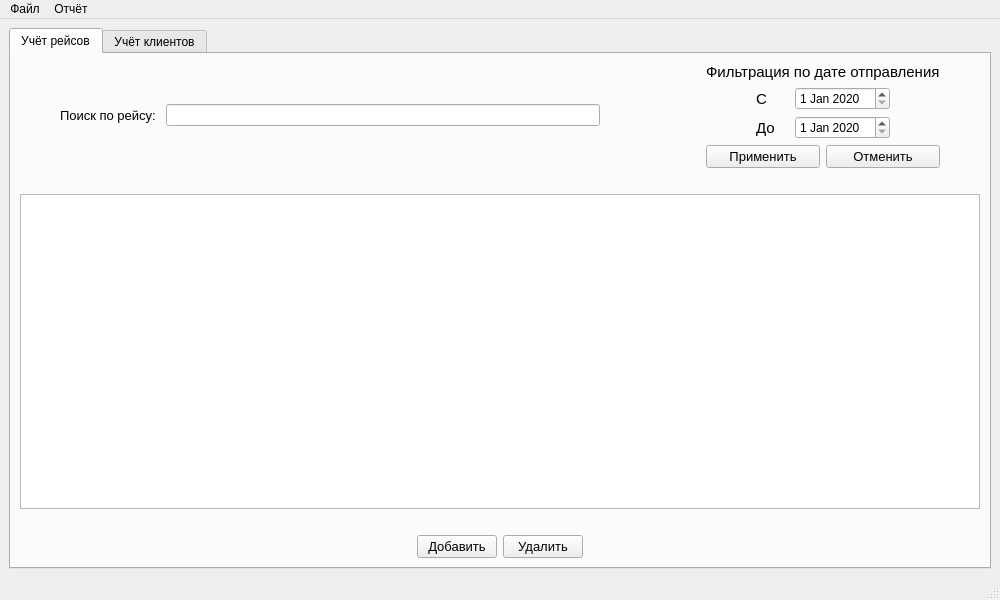
This is mainwindow.ui in VladRoven/Qt-project-railway-station as Qt 5 draws it before an edit. The edited form follows.
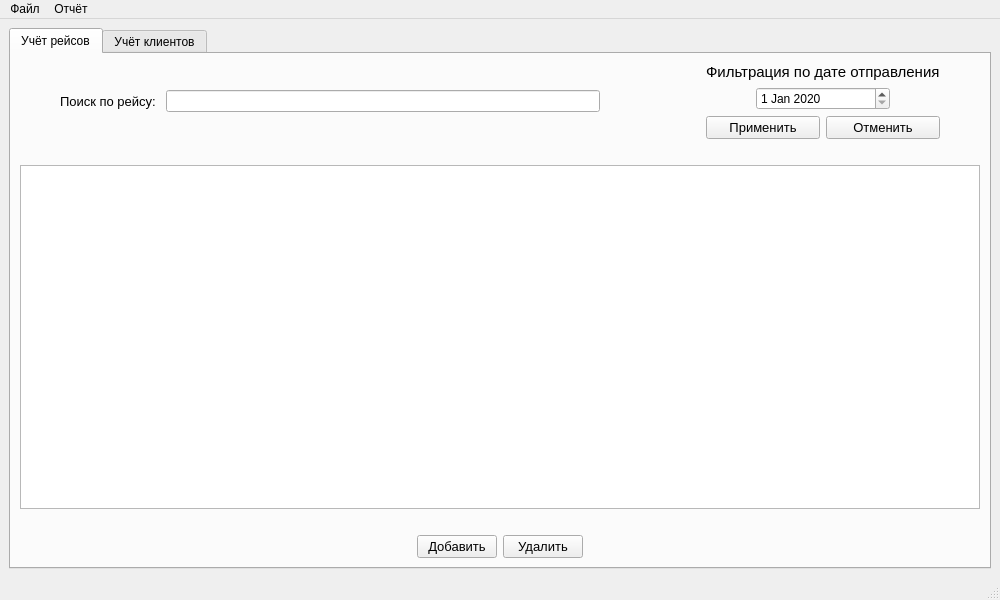
This is the edited form.

Patch:
```diff
--- a/mainwindow.ui
+++ b/mainwindow.ui
@@ -114,19 +114,7 @@
                <number>50</number>
               </property>
               <item>
-               <widget class="QLabel" name="label_3">
-                <property name="font">
-                 <font>
-                  <pointsize>11</pointsize>
-                 </font>
-                </property>
-                <property name="text">
-                 <string>С</string>
-                </property>
-               </widget>
-              </item>
-              <item>
-               <widget class="QDateEdit" name="date_from">
+               <widget class="QDateEdit" name="filter_date">
                 <property name="dateTime">
                  <datetime>
                   <hour>0</hour>
@@ -137,6 +125,13 @@
                   <day>1</day>
                  </datetime>
                 </property>
+                <property name="minimumDate">
+                 <date>
+                  <year>2020</year>
+                  <month>1</month>
+                  <day>1</day>
+                 </date>
+                </property>
                </widget>
               </item>
              </layout>
@@ -149,35 +144,6 @@
               <property name="rightMargin">
                <number>50</number>
               </property>
-              <item>
-               <widget class="QLabel" name="label_2">
-                <property name="enabled">
-                 <bool>true</bool>
-                </property>
-                <property name="font">
-                 <font>
-                  <pointsize>11</pointsize>
-                 </font>
-                </property>
-                <property name="text">
-                 <string>До</string>
-                </property>
-               </widget>
-              </item>
-              <item>
-               <widget class="QDateEdit" name="date_to">
-                <property name="dateTime">
-                 <datetime>
-                  <hour>0</hour>
-                  <minute>0</minute>
-                  <second>0</second>
-                  <year>2020</year>
-                  <month>1</month>
-                  <day>1</day>
-                 </datetime>
-                </property>
-               </widget>
-              </item>
              </layout>
             </item>
             <item>
@@ -246,7 +212,7 @@
            <bool>false</bool>
           </attribute>
           <attribute name="verticalHeaderVisible">
-           <bool>false</bool>
+           <bool>true</bool>
           </attribute>
          </widget>
         </item>
```
Left out of the diff: 14 changed lines with no effect on the pictures.
